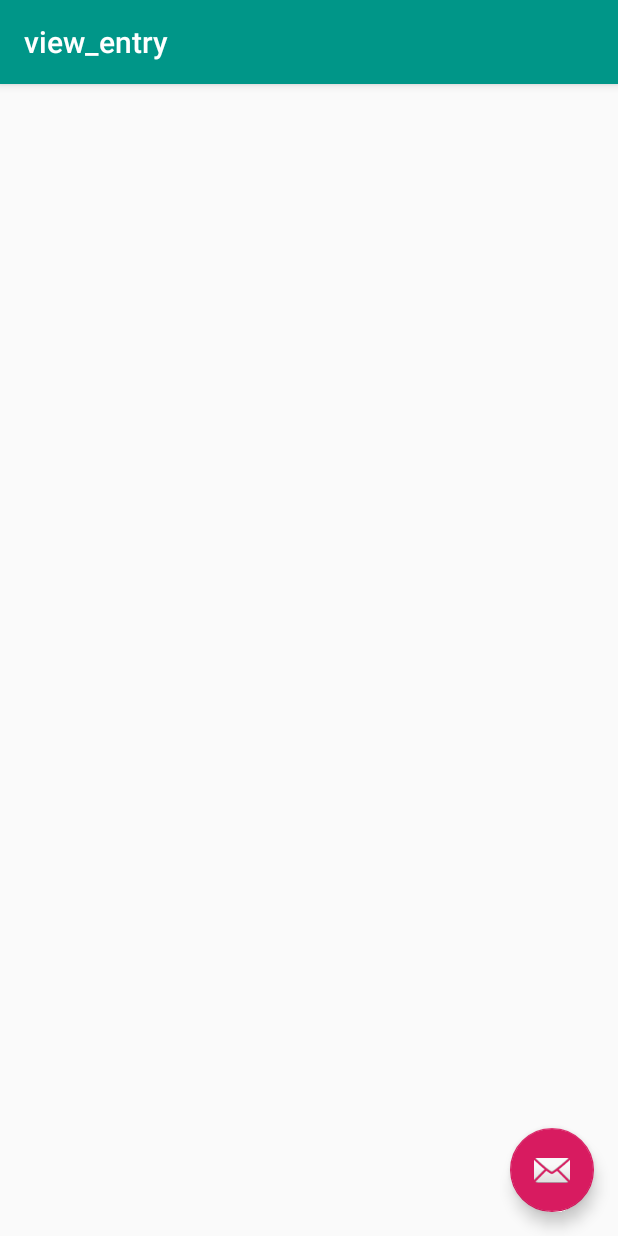
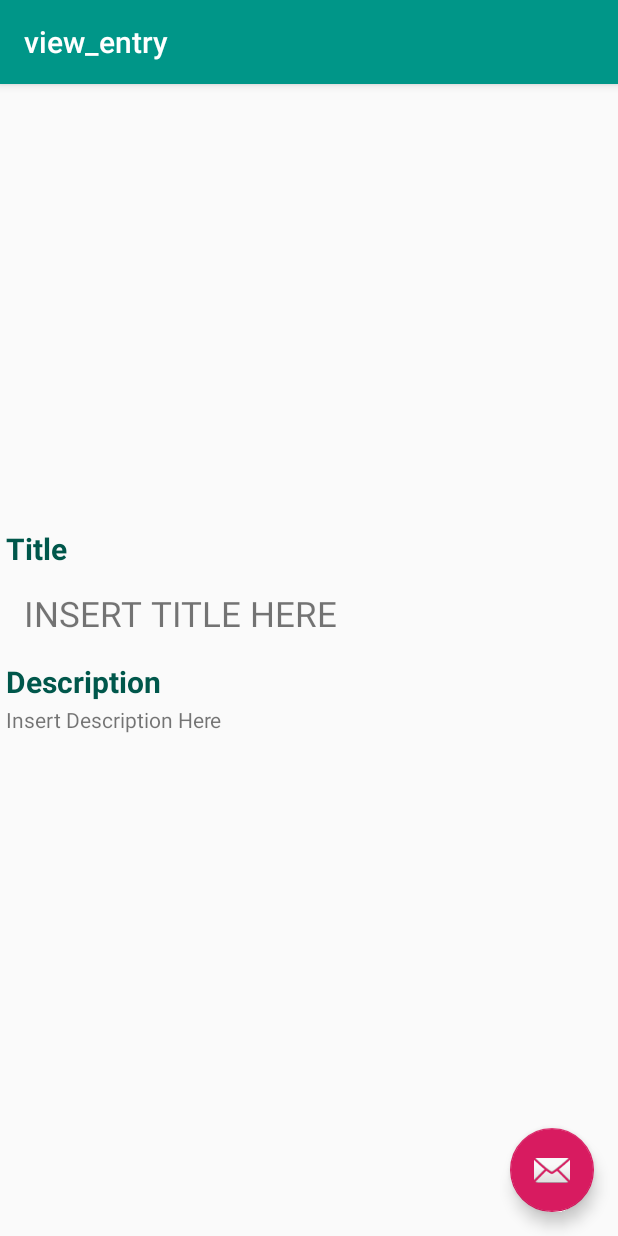
Before and after one commit to Andorem/comp380-project, an Android app: the ViewEntryActivity screen opened directly, with no data from a screen before it, on a phone screen of 412 x 824 dp. Run offline under Robolectric (Android 15) with nearby library versions, the phone set to English and light mode, and no system bars; our stand-ins replace Room's generated code; 4 statements that could not run were skipped.

Commit message:
set & get qr.getTitle & qr.getDesc added textview import widget as well

```diff
--- a/app/src/main/java/com/github/scanme/ViewEntryActivity.java
+++ b/app/src/main/java/com/github/scanme/ViewEntryActivity.java
@@ -11,14 +11,23 @@ import androidx.appcompat.widget.Toolbar;
 
 import android.util.Log;
 import android.view.View;
+import android.widget.EditText;
 import android.widget.ImageView;
+import android.widget.TextView;
+
+import org.w3c.dom.Text;
 
 public class ViewEntryActivity extends AppCompatActivity {
 
     String ID;
     QR qr;
     ImageView entryPicture;
+    TextView titleOutput;
+    TextView descriptionOutput;
     QRRepository qrRepo = new QRRepository(getApplication());
+
+
+
 
     @Override
     protected void onCreate(Bundle savedInstanceState) {
@@ -32,6 +41,13 @@ public class ViewEntryActivity extends AppCompatActivity {
         qr = getIntent().getParcelableExtra("QR");
         ID = qr.getId();
         entryPicture = findViewById(R.id.entryPicture);
+
+        //setter
+        titleOutput.setText(qr.getTitle());
+        titleOutput = findViewById(R.id.titleView);
+
+        descriptionOutput.setText(qr.getDescription());
+        descriptionOutput = findViewById(R.id.descriptionView);
 
 
         Log.d("VIEW_ENTRY", "ID retrieved: " + ID);
@@ -47,11 +63,13 @@ public class ViewEntryActivity extends AppCompatActivity {
             }
         });
     }
+    // end of oncreate method
+
+
+    protected void getImage(String filePath){
+        entryPicture.setImageBitmap(BitmapHandler.rotateImage(this, filePath));
+    }
 
 
 
-    protected void getImage( String filePath){
-        entryPicture.setImageBitmap(BitmapHandler.rotateImage(this, filePath));
-    }
-
 }
--- a/app/src/main/res/layout/activity_view_entry.xml
+++ b/app/src/main/res/layout/activity_view_entry.xml
@@ -7,7 +7,7 @@
     tools:context=".ViewEntryActivity">
 
 
-    <!--EDIT PRINT DELETE Should be implemented inside the hamburger toolbar-->
+    <!--EDIT PRINT DELETE Should be implemented inside the hamburger toolbar  -->
     <com.google.android.material.appbar.AppBarLayout
         android:layout_width="match_parent"
         android:layout_height="wrap_content"
@@ -18,7 +18,9 @@
             android:layout_width="match_parent"
             android:layout_height="?attr/actionBarSize"
             android:background="?attr/colorPrimary"
-            app:popupTheme="@style/AppTheme.PopupOverlay" />
+            app:popupTheme="@style/AppTheme.PopupOverlay"
+            app:layout_behavior="@string/appbar_scrolling_view_behavior"
+            />
 
     </com.google.android.material.appbar.AppBarLayout>
 
@@ -43,19 +45,74 @@
                 android:layout_height="348dp"
                 android:padding="3dp"
                 android:scaleType="centerInside"
+                app:layout_constraintStart_toStartOf="@+id/titleLabel"
                 app:layout_constraintStart_toBottomOf="@+id/toolbar"/>
 
             <TextView
                 android:id="@+id/titleLabel"
                 android:layout_width="wrap_content"
                 android:layout_height="wrap_content"
-                app:layout_constraintStart_toStartOf="@+id/entryPicture"
-                app:layout_constraintTop_toBottomOf="@+id/descriptionLabel" />
+                android:layout_alignParentStart="true"
+                android:layout_alignParentTop="true"
+                android:layout_marginStart="4dp"
+                android:layout_marginTop="4dp"
+                android:lineSpacingExtra="8sp"
+                android:text="Title"
+                android:textAlignment="viewStart"
+                android:textColor="@color/colorPrimaryDark"
+                android:textSize="20sp"
+                android:textStyle="bold"
+                app:layout_constraintStart_toStartOf="@+id/titleView"
+                app:layout_constraintTop_toBottomOf="@+id/entryPicture" />
+
+            <TextView
+                android:id="@+id/titleView"
+                android:layout_width="fill_parent"
+                android:layout_height="wrap_content"
+                android:layout_alignParentStart="true"
+                android:layout_alignParentTop="true"
+                android:layout_marginStart="4dp"
+                android:layout_marginTop="2dp"
+                android:layout_marginEnd="8dp"
+                android:backgroundTint="@color/colorPrimary"
+                android:ems="10"
+                android:inputType="textShortMessage|textPersonName"
+                android:padding="12dp"
+                android:textSize="23sp"
+                android:text="INSERT TITLE HERE"
+                app:layout_constraintStart_toStartOf="@+id/descriptionLabel"
+                app:layout_constraintTop_toBottomOf="@+id/titleLabel"/>
 
             <TextView
                 android:id="@+id/descriptionLabel"
+                android:layout_width="wrap_content"
+                android:layout_height="wrap_content"
+                android:layout_alignParentStart="true"
+                android:layout_alignParentTop="true"
+                android:layout_marginStart="4dp"
+                android:layout_marginTop="4dp"
+                android:lineSpacingExtra="8sp"
+                android:text="Description"
+                android:textAlignment="viewStart"
+                android:textColor="@color/colorPrimaryDark"
+                android:textSize="20sp"
+                android:textStyle="bold"
+                app:layout_constraintStart_toStartOf="@+id/descriptionView"
+                app:layout_constraintTop_toBottomOf="@+id/titleView"/>
+
+            <TextView
+                android:id="@+id/descriptionView"
                 android:layout_width="fill_parent"
-                android:layout_height="fill_parent" />
+                android:layout_height="180dp"
+                android:layout_marginStart="4dp"
+                android:layout_marginTop="2dp"
+                android:layout_marginEnd="8dp"
+                android:backgroundTint="@color/colorPrimary"
+                android:ems="10"
+                android:gravity="top"
+                android:inputType="textMultiLine"
+                android:text="Insert Description Here"
+                app:layout_constraintTop_toBottomOf="@+id/descriptionLabel"/>
         </LinearLayout>
     </ScrollView>
     <com.google.android.material.floatingactionbutton.FloatingActionButton
--- a/app/src/main/res/layout/content_view_entry.xml
+++ b/app/src/main/res/layout/content_view_entry.xml
@@ -6,6 +6,7 @@
     android:layout_height="match_parent"
     app:layout_behavior="@string/appbar_scrolling_view_behavior"
     tools:context=".ViewEntryActivity"
-    tools:showIn="@layout/activity_view_entry">
+    tools:showIn="@layout/activity_view_entry"
+    >
 
 </androidx.constraintlayout.widget.ConstraintLayout>
```
